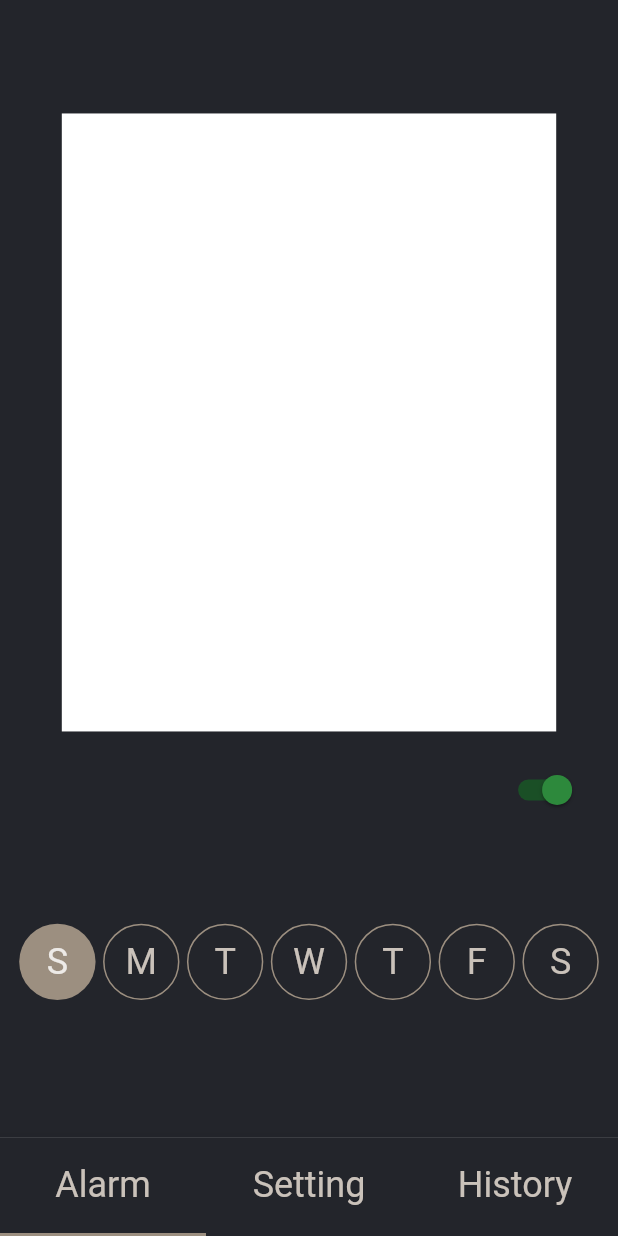
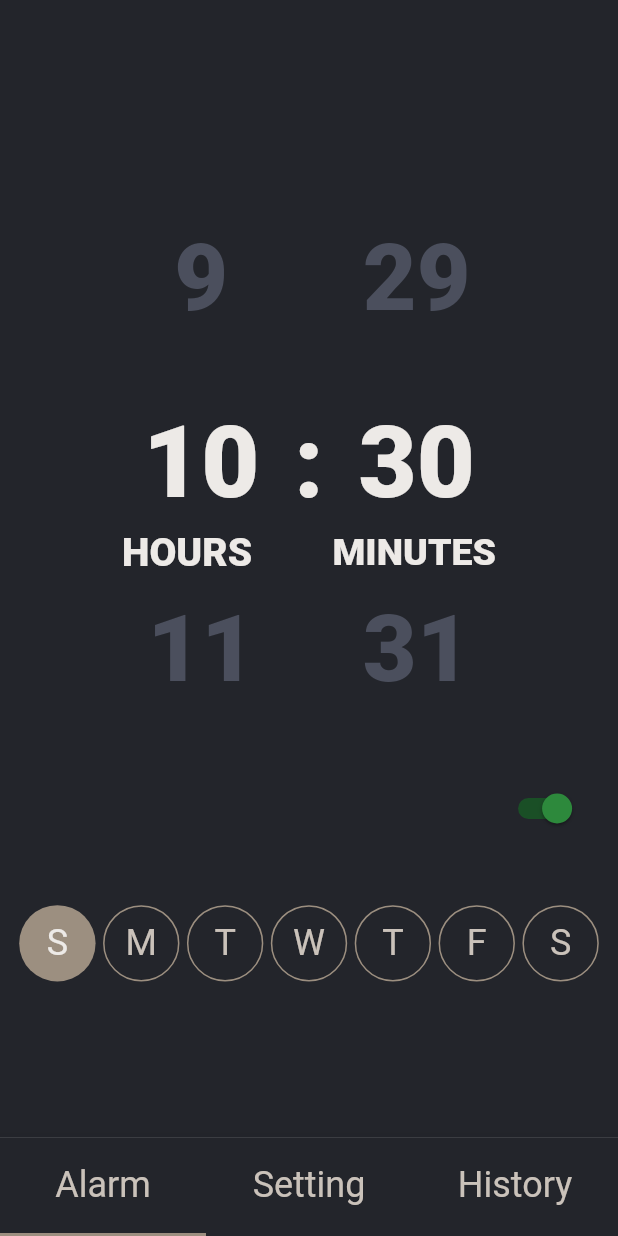
Before and after one commit to mye280c37/alarm_with_bank_transfer, a Flutter app: the screen it shows after launch, on a phone screen of 412 x 824 dp. Run offline on Flutter 3.47's test engine with Material 2 defaults, Android fonts, the phone set to English and light mode, and no system bars; our stand-ins replace sqflite; accounts and stored records are empty; Roboto replaces fonts that are missing (AppleSDGothicNeo).

Commit message:
create time picker

```diff
--- a/lib/views/alarm.dart
+++ b/lib/views/alarm.dart
@@ -1,4 +1,6 @@
 import 'package:flutter/material.dart';
+
+import 'time_picker.dart';
 
 List<bool> IsChecked = [true, false, false, false, false, false, false,];
 
@@ -16,6 +18,13 @@ class _AlarmTabState extends State<AlarmTab> {
     double _width = _size.width;
     double _height = _size.height;
 
+    TextStyle clockStyle = TextStyle(
+      fontFamily: "AppleSDGothicNeo",
+      fontWeight: FontWeight.w800,
+      fontSize: 65,
+      color: Color.fromARGB(255, 237, 234, 231),
+    );
+
     return Container(
       width: _width,
       height: _height,
@@ -25,17 +34,42 @@ class _AlarmTabState extends State<AlarmTab> {
       child: Column(
         mainAxisAlignment: MainAxisAlignment.center,
         children: [
+          SizedBox(height: 15,),
           Container(
             width: _width*0.8,
             height: _height*0.5,
-            decoration: BoxDecoration(
-              color: Colors.white,
-            ),
+            child: Stack(
+              alignment: Alignment.center,
+              children:[
+                TimePickerSpinner(itemHeight: _height*0.15, itemWidth: _width*0.3,),
+                Center(
+                  child: Text(
+                    ":",
+                    style: clockStyle,
+                  ),
+                ),
+                Positioned(
+                  top: _height*0.3+3,
+                  child: Row(
+                    children: [
+                      Center(
+                        child: Text("HOURS", style:clockStyle.copyWith(fontSize: 26)),
+                      ),
+                      Container(
+                        width: _width*0.13,
+                      ),
+                      Center(
+                        child: Text("MINUTES", style:clockStyle.copyWith(fontSize: 25)),
+                      )
+                    ],
+                  ),
+                )
+              ]
+            )
           ),
-          SizedBox(height: 15,),
           Container(
             width: _width*0.9,
-            height: _height*0.1,
+            height: _height*0.07,
             alignment: Alignment.topRight,
             child: Switch(
               onChanged: (bool value) {
--- a/lib/views/history.dart
+++ b/lib/views/history.dart
@@ -18,7 +18,7 @@ class _HistoryTabState extends State<HistoryTab> {
     fontFamily: "AppleSDGothicNeo",
     fontWeight: FontWeight.w300,
     color: Colors.black,
-    fontSize: 12,
+    fontSize: 14,
   );
 
   final BoxDecoration _tableDecoration = BoxDecoration(
@@ -134,15 +134,15 @@ class _HistoryTabState extends State<HistoryTab> {
         ),
         children: [
           Padding(
-            padding: EdgeInsets.all(3.5),
+            padding: EdgeInsets.only(top:5, bottom: 5),
             child: Text("21-02-04", style: tableDetailStyle, textAlign: TextAlign.center,),
           ),
           Padding(
-            padding: EdgeInsets.all(3.5),
+            padding: EdgeInsets.only(top:5, bottom: 5),
             child: Text("76 sec", style: tableDetailStyle, textAlign: TextAlign.center,),
           ),
           Padding(
-            padding: EdgeInsets.all(3.5),
+            padding: EdgeInsets.only(top:5, bottom: 5),
             child: Text("00,000", style: tableDetailStyle, textAlign: TextAlign.center,),
           ),
         ]
--- /dev/null
+++ b/lib/views/time_picker.dart
@@ -0,0 +1,404 @@
+library time_picker_spinner;
+
+import 'package:flutter/material.dart';
+import 'dart:math';
+
+class ItemScrollPhysics extends ScrollPhysics {
+  /// Creates physics for snapping to item.
+  /// Based on PageScrollPhysics
+  final double itemHeight;
+  final double targetPixelsLimit;
+
+  const ItemScrollPhysics({
+    ScrollPhysics parent,
+    this.itemHeight,
+    this.targetPixelsLimit = 3.0,
+  }) : assert(itemHeight != null && itemHeight > 0),
+        super(parent: parent);
+
+  @override
+  ItemScrollPhysics applyTo(ScrollPhysics ancestor) {
+    return ItemScrollPhysics(parent: buildParent(ancestor), itemHeight: itemHeight);
+  }
+
+  double _getItem(ScrollPosition position) {
+    double maxScrollItem = (position.maxScrollExtent / itemHeight).floorToDouble();
+    return min(max(0, position.pixels / itemHeight), maxScrollItem);
+  }
+
+  double _getPixels(ScrollPosition position, double item) {
+    return item * itemHeight;
+  }
+
+  double _getTargetPixels(ScrollPosition position, Tolerance tolerance, double velocity) {
+    double item = _getItem(position);
+    if (velocity < -tolerance.velocity)
+      item -= targetPixelsLimit;
+    else if (velocity > tolerance.velocity)
+      item += targetPixelsLimit;
+    return _getPixels(position, item.roundToDouble());
+  }
+
+  @override
+  Simulation createBallisticSimulation(ScrollMetrics position, double velocity) {
+    // If we're out of range and not headed back in range, defer to the parent
+    // ballistics, which should put us back in range at a item boundary.
+//    if ((velocity <= 0.0 && position.pixels <= position.minScrollExtent) ||
+//        (velocity >= 0.0 && position.pixels >= position.maxScrollExtent))
+//      return super.createBallisticSimulation(position, velocity);
+    Tolerance tolerance = this.tolerance;
+    final double target = _getTargetPixels(position, tolerance, velocity);
+    if (target != position.pixels)
+      return ScrollSpringSimulation(spring, position.pixels, target, velocity, tolerance: tolerance);
+    return null;
+  }
+
+  @override
+  bool get allowImplicitScrolling => false;
+}
+
+typedef SelectedIndexCallback = void Function(int) ;
+typedef TimePickerCallback = void Function(DateTime) ;
+
+class TimePickerSpinner extends StatefulWidget {
+  final DateTime time;
+  final int minutesInterval;
+  final int secondsInterval;
+  final bool is24HourMode;
+  final bool isShowSeconds;
+  final double itemHeight;
+  final double itemWidth;
+  final bool isForce2Digits;
+  final TimePickerCallback onTimeChange;
+
+  TimePickerSpinner({
+    Key key,
+    this.time,
+    this.minutesInterval = 1,
+    this.secondsInterval = 1,
+    this.is24HourMode = true,
+    this.isShowSeconds = false,
+    this.itemHeight,
+    this.itemWidth,
+    this.isForce2Digits = false,
+    this.onTimeChange
+  }) : super(key: key);
+
+  @override
+  _TimePickerSpinnerState createState() => new _TimePickerSpinnerState();
+
+}
+
+class _TimePickerSpinnerState extends State<TimePickerSpinner> {
+  ScrollController hourController = new ScrollController();
+  ScrollController minuteController = new ScrollController();
+  ScrollController secondController = new ScrollController();
+  ScrollController apController = new ScrollController();
+  int currentSelectedHourIndex = -1;
+  int currentSelectedMinuteIndex = -1;
+  int currentSelectedSecondIndex = -1;
+  int currentSelectedAPIndex = -1;
+  DateTime currentTime;
+  bool isHourScrolling = false;
+  bool isMinuteScrolling = false;
+  bool isSecondsScrolling = false;
+  bool isAPScrolling = false;
+
+  /// default settings
+  TextStyle highlightTextStyle = new TextStyle(
+    fontFamily: "AppleSDGothicNeo",
+    fontWeight: FontWeight.w800,
+      fontSize: 67,
+      color: Color.fromARGB(255, 237, 234, 231),
+  );
+  TextStyle normalTextStyle = new TextStyle(
+      fontFamily: "AppleSDGothicNeo",
+      fontWeight: FontWeight.w800,
+      fontSize: 62,
+      color: Color.fromARGB(255, 75, 79, 93)
+  );
+  double spacing = 20;
+  AlignmentGeometry alignment = Alignment.center;
+
+  int _getHourCount(){
+    return widget.is24HourMode ? 24 : 12;
+  }
+  int _getMinuteCount(){
+    return (60 / widget.minutesInterval).floor();
+  }
+  int _getSecondCount(){
+    return (60 / widget.secondsInterval).floor();
+  }
+
+  bool isLoop(int value){
+    return value > 10;
+  }
+  DateTime getDateTime() {
+    int hour = currentSelectedHourIndex - _getHourCount();
+    if(!widget.is24HourMode && currentSelectedAPIndex == 2) hour += 12;
+    int minute = (currentSelectedMinuteIndex - (isLoop(_getMinuteCount()) ? _getMinuteCount() : 1)) * widget.minutesInterval;
+    int second = (currentSelectedSecondIndex - (isLoop(_getSecondCount()) ? _getSecondCount() : 1)) * widget.secondsInterval;
+    return DateTime(currentTime.year, currentTime.month, currentTime.day, hour, minute, second);
+  }
+
+  @override
+  void initState() {
+    currentTime = widget.time == null ? DateTime.now() : widget.time;
+
+    currentSelectedHourIndex = (currentTime.hour % (widget.is24HourMode ? 24 : 12)) + _getHourCount();
+    hourController = new ScrollController(initialScrollOffset: (currentSelectedHourIndex - 1) * widget.itemHeight );
+
+    currentSelectedMinuteIndex = (currentTime.minute / widget.minutesInterval).floor() + (isLoop(_getMinuteCount()) ? _getMinuteCount() : 1);
+    minuteController = new ScrollController(initialScrollOffset: (currentSelectedMinuteIndex - 1) * widget.itemHeight );
+
+    currentSelectedSecondIndex = (currentTime.second / widget.secondsInterval).floor() + (isLoop(_getSecondCount()) ? _getSecondCount() : 1);
+    secondController = new ScrollController(initialScrollOffset: (currentSelectedSecondIndex - 1) * widget.itemHeight );
+
+    currentSelectedAPIndex = currentTime.hour >= 12 ? 2 : 1;
+    apController = new ScrollController(initialScrollOffset: (currentSelectedAPIndex - 1) * widget.itemHeight );
+
+    super.initState();
+
+    if(widget.onTimeChange != null) {
+      WidgetsBinding.instance
+          .addPostFrameCallback((_) => widget.onTimeChange(getDateTime()));
+    }
+  }
+
+  @override
+  Widget build(BuildContext context) {
+    // print(minuteController.offset);
+    List<Widget> contents = [
+      new SizedBox(
+        width: widget.itemWidth,
+        height: widget.itemHeight * 3,
+        child: spinner(
+          hourController,
+          _getHourCount(),
+          currentSelectedHourIndex,
+          isHourScrolling,
+          1,
+              (index) {
+            currentSelectedHourIndex = index;
+            isHourScrolling = true;
+          },
+              () => isHourScrolling = false,
+        ),
+      ),
+      spacer(),
+      new SizedBox(
+        width: widget.itemWidth,
+        height: widget.itemHeight * 3,
+        child: spinner(
+          minuteController,
+          _getMinuteCount(),
+          currentSelectedMinuteIndex,
+          isMinuteScrolling,
+          widget.minutesInterval,
+              (index) {
+            currentSelectedMinuteIndex = index;
+            isMinuteScrolling = true;
+          },
+              () => isMinuteScrolling = false,
+        ),
+      ),
+    ];
+
+    if(widget.isShowSeconds){
+      contents.add(spacer());
+      contents.add(
+          new SizedBox(
+            width: widget.itemWidth,
+            height: widget.itemHeight * 3,
+            child: spinner(
+              secondController,
+              _getSecondCount(),
+              currentSelectedSecondIndex,
+              isSecondsScrolling,
+              widget.secondsInterval,
+                  (index) {
+                currentSelectedSecondIndex = index;
+                isSecondsScrolling = true;
+              },
+                  () => isSecondsScrolling = false,
+            ),
+          )
+      );
+    }
+
+    if(!widget.is24HourMode){
+      contents.add(spacer());
+      contents.add(
+          new SizedBox(
+            width: widget.itemWidth*1.2,
+            height: widget.itemHeight * 3,
+            child: apSpinner(),
+          )
+      );
+    }
+
+    return new Row(
+      crossAxisAlignment: CrossAxisAlignment.center,
+      mainAxisAlignment: MainAxisAlignment.center,
+      children: contents,
+    );
+  }
+
+  Widget spacer(){
+    return new Container(
+      width: spacing,
+      height: widget.itemHeight * 3,
+    );
+  }
+
+  Widget spinner(
+      ScrollController controller,
+      int max,
+      int selectedIndex,
+      bool isScrolling,
+      int interval,
+      SelectedIndexCallback onUpdateSelectedIndex,
+      VoidCallback onScrollEnd
+      ){
+    /// wrapping the spinner with stack and add container above it when it's scrolling
+    /// this thing is to prevent an error causing by some weird stuff like this
+    /// flutter: Another exception was thrown: 'package:flutter/src/widgets/scrollable.dart': Failed assertion: line 469 pos 12: '_hold == null || _drag == null': is not true.
+    /// maybe later we can find out why this error is happening
+    Widget _spinner = NotificationListener<ScrollNotification>(
+      onNotification: (scrollNotification){
+        if(scrollNotification is UserScrollNotification){
+          if(scrollNotification.direction.toString() == "ScrollDirection.idle") {
+            if(isLoop(max)) {
+              int segment = (selectedIndex / max).floor();
+              if (segment == 0) {
+                onUpdateSelectedIndex(selectedIndex + max);
+                controller.jumpTo(controller.offset + (max * widget.itemHeight));
+              }
+              else if (segment == 2) {
+                onUpdateSelectedIndex(selectedIndex - max);
+                controller.jumpTo(controller.offset - (max * widget.itemHeight));
+              }
+            }
+            setState(() {
+              onScrollEnd();
+              if(widget.onTimeChange != null) {
+                widget.onTimeChange(getDateTime());
+              }
+            });
+          }
+        }
+        else if (scrollNotification is ScrollUpdateNotification){
+          setState(() {
+            onUpdateSelectedIndex((controller.offset / widget.itemHeight).round() + 1);
+          });
+        }
+        return true;
+      },
+      child: new ListView.builder(
+        itemBuilder: (context, index) {
+          String text = '';
+          if(isLoop(max)){
+            text = ((index % max) * interval).toString();
+          }
+          else if(index != 0 && index != max + 1){
+            text = (((index - 1)  % max) * interval).toString();
+          }
+          if(!widget.is24HourMode && controller == hourController && text == '0'){
+            text = '12';
+          }
+          if(widget.isForce2Digits && text != ''){
+            text = text.padLeft(2, '0');
+          }
+          return new Container(
+            height: widget.itemHeight,
+            alignment: alignment,
+            child: new Text(
+              text,
+              style: selectedIndex == index
+                  ? highlightTextStyle
+                  : normalTextStyle,
+            ),
+          );
+        },
+        controller: controller,
+        itemCount: isLoop(max) ? max * 3 : max + 2,
+        physics: ItemScrollPhysics(
+            itemHeight: widget.itemHeight
+        ),
+        padding: EdgeInsets.zero,
+      ),
+    );
+
+    return new Stack(
+      children: <Widget>[
+        Positioned.fill(
+            child: _spinner
+        ),
+        isScrolling
+            ? Positioned.fill(
+            child: new Container(
+              color: Colors.black.withOpacity(0),
+            )
+        )
+            : new Container()
+      ],
+    );
+  }
+
+  Widget apSpinner(){
+    Widget _spinner = NotificationListener<ScrollNotification>(
+      onNotification: (scrollNotification){
+        if(scrollNotification is UserScrollNotification){
+          if(scrollNotification.direction.toString() == "ScrollDirection.idle") {
+            isAPScrolling = false;
+            if(widget.onTimeChange != null) {
+              widget.onTimeChange(getDateTime());
+            }
+          }
+        }
+        else if (scrollNotification is ScrollUpdateNotification){
+          setState(() {
+            currentSelectedAPIndex = (apController.offset / widget.itemHeight).round() + 1;
+            isAPScrolling = true;
+          });
+        }
+        return true;
+      },
+      child: new ListView.builder(
+        itemBuilder: (context, index) {
+          String text = index == 1 ? 'AM' : (index == 2 ? 'PM' : '');
+          return new Container(
+            height: widget.itemHeight,
+            alignment: Alignment.center,
+            child: new Text(
+              text,
+              style: currentSelectedAPIndex == index
+                  ? highlightTextStyle
+                  : normalTextStyle,
+            ),
+          );
+        },
+        controller: apController,
+        itemCount: 4,
+        physics: ItemScrollPhysics(
+          itemHeight: widget.itemHeight,
+          targetPixelsLimit: 1,
+        ),
+      ),
+    );
+
+    return new Stack(
+      children: <Widget>[
+        Positioned.fill(
+            child: _spinner
+        ),
+        isAPScrolling
+            ? Positioned.fill(
+            child: new Container()
+        )
+            : new Container()
+      ],
+    );
+  }
+
+}
```
